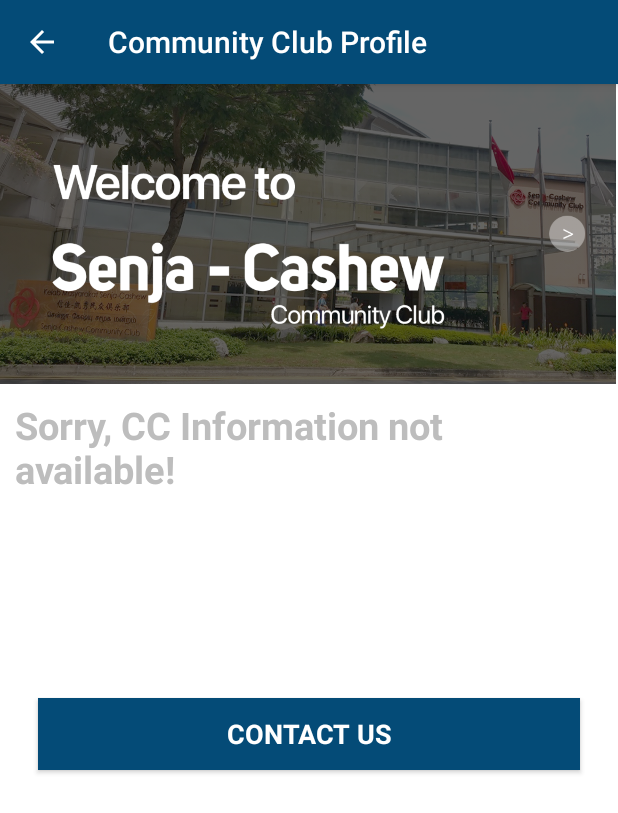
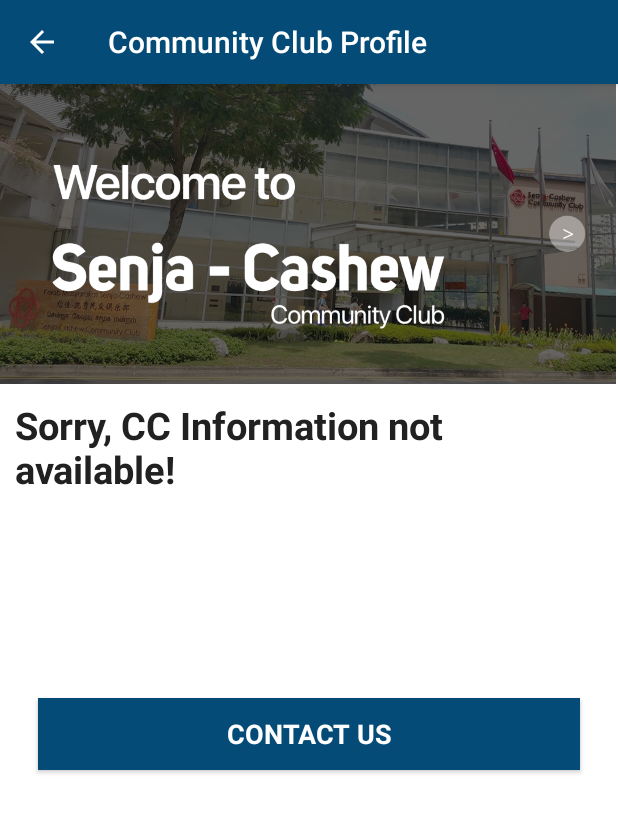
Before and after one commit to lawryyxD/TNAP, an Android app: the CCInfoActivity screen opened directly, with no data from a screen before it, on a phone screen of 412 x 824 dp. Shown: the top 813 px of the screen. Run offline under Robolectric (Android 15) with nearby library versions, the phone set to English and light mode, and no system bars; our stand-ins replace Firebase (no records; nobody signed in at launch, a user with empty details on screens opened directly); 1 statement that could not run was skipped.

Commit message:
edited colour of CC profile to primary_text this is also the case for the previous commit where a lot of colors are now using the right codes

```diff
--- a/app/src/main/res/layout/activity_ccinfo.xml
+++ b/app/src/main/res/layout/activity_ccinfo.xml
@@ -34,7 +34,7 @@
                 android:layout_width="match_parent"
                 android:layout_height="wrap_content"
                 android:padding="10dp"
-                android:textColor="@color/accent"
+                android:textColor="@color/primary_text"
                 android:textIsSelectable="false"
                 android:textSize="25sp"
                 android:textStyle="bold" />
@@ -44,7 +44,7 @@
                 android:layout_width="match_parent"
                 android:layout_height="wrap_content"
                 android:padding="10dp"
-                android:textColor="@color/accent"
+                android:textColor="@color/primary_text"
                 android:textIsSelectable="false"
                 android:textSize="25sp"
                 android:textStyle="bold" />
@@ -54,7 +54,7 @@
                 android:layout_width="match_parent"
                 android:layout_height="wrap_content"
                 android:padding="10dp"
-                android:textColor="@color/accent"
+                android:textColor="@color/primary_text"
                 android:textIsSelectable="false"
                 android:textSize="25sp"
                 android:textStyle="bold" />
```
